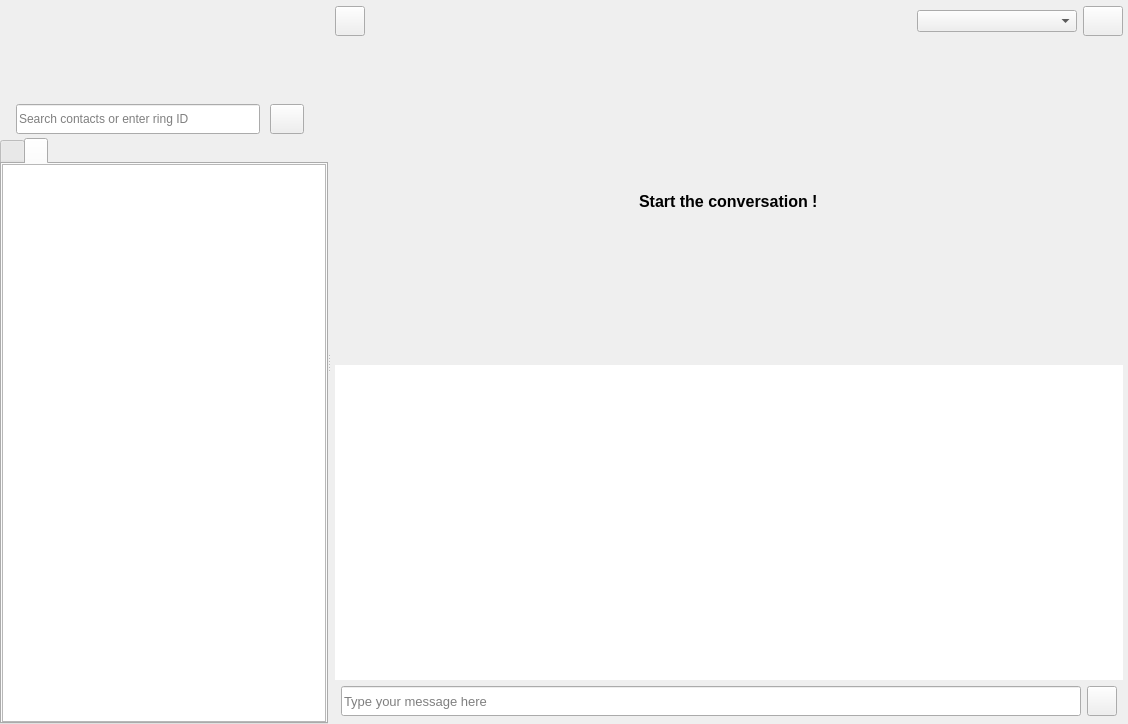
Above: callwidget.ui from savoirfairelinux/jami-client-windows before the change. Below: the same form after it.
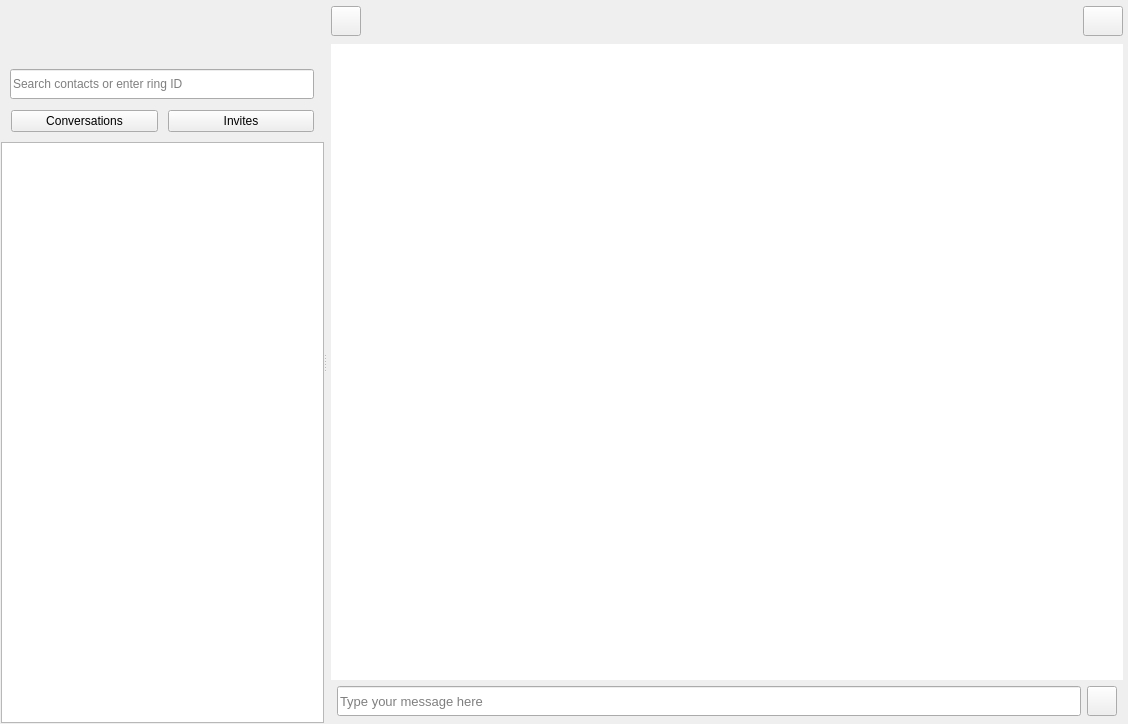
That is the form after the change. The open tabs and pages were chosen to show the change. Icons and pictures are not drawn. Custom widgets are drawn as their Qt base class.

Commit message: smartlist/chat view: implement new lrc api

Patch:
```diff
--- a/callwidget.ui
+++ b/callwidget.ui
@@ -112,7 +112,7 @@
           <number>0</number>
          </property>
          <item row="0" column="0">
-          <layout class="QVBoxLayout" name="verticalLayout_2" stretch="3,1,18">
+          <layout class="QVBoxLayout" name="verticalLayout_2" stretch="0,0,0">
            <property name="spacing">
             <number>0</number>
            </property>
@@ -122,7 +122,7 @@
            <item>
             <widget class="CurrentAccountWidget" name="currentAccountWidget" native="true">
              <property name="sizePolicy">
-              <sizepolicy hsizetype="MinimumExpanding" vsizetype="MinimumExpanding">
+              <sizepolicy hsizetype="MinimumExpanding" vsizetype="Fixed">
                <horstretch>0</horstretch>
                <verstretch>0</verstretch>
               </sizepolicy>
@@ -130,23 +130,32 @@
              <property name="minimumSize">
               <size>
                <width>0</width>
-               <height>100</height>
+               <height>60</height>
               </size>
              </property>
             </widget>
            </item>
            <item>
             <widget class="QWidget" name="selectBar" native="true">
+             <property name="sizePolicy">
+              <sizepolicy hsizetype="Maximum" vsizetype="MinimumExpanding">
+               <horstretch>0</horstretch>
+               <verstretch>0</verstretch>
+              </sizepolicy>
+             </property>
              <property name="maximumSize">
               <size>
-               <width>324</width>
-               <height>16777215</height>
+               <width>332</width>
+               <height>48</height>
               </size>
              </property>
-             <layout class="QHBoxLayout" name="horizontalLayout_4">
+             <layout class="QHBoxLayout" name="_2" stretch="0,0,0">
               <property name="spacing">
                <number>0</number>
               </property>
+              <property name="sizeConstraint">
+               <enum>QLayout::SetDefaultConstraint</enum>
+              </property>
               <property name="leftMargin">
                <number>0</number>
               </property>
@@ -169,7 +178,7 @@
                 </property>
                 <property name="sizeHint" stdset="0">
                  <size>
-                  <width>16</width>
+                  <width>10</width>
                   <height>38</height>
                  </size>
                 </property>
@@ -181,14 +190,14 @@
                  <bool>true</bool>
                 </property>
                 <property name="sizePolicy">
-                 <sizepolicy hsizetype="Fixed" vsizetype="Fixed">
+                 <sizepolicy hsizetype="Expanding" vsizetype="Fixed">
                   <horstretch>0</horstretch>
                   <verstretch>0</verstretch>
                  </sizepolicy>
                 </property>
                 <property name="minimumSize">
                  <size>
-                  <width>244</width>
+                  <width>266</width>
                   <height>30</height>
                  </size>
                 </property>
@@ -220,42 +229,6 @@
                 </property>
                </widget>
               </item>
-              <item>
-               <spacer name="horizontalSpacer_3">
-                <property name="orientation">
-                 <enum>Qt::Horizontal</enum>
-                </property>
-                <property name="sizeType">
-                 <enum>QSizePolicy::Fixed</enum>
-                </property>
-                <property name="sizeHint" stdset="0">
-                 <size>
-                  <width>10</width>
-                  <height>20</height>
-                 </size>
-                </property>
-               </spacer>
-              </item>
-              <item>
-               <widget class="QPushButton" name="searchBtn">
-                <property name="minimumSize">
-                 <size>
-                  <width>30</width>
-                  <height>30</height>
-                 </size>
-                </property>
-                <property name="toolTip">
-                 <string>search button</string>
-                </property>
-                <property name="text">
-                 <string/>
-                </property>
-                <property name="icon">
-                 <iconset resource="ressources.qrc">
-                  <normaloff>:/images/icons/ic_search_black_18dp_2x.png</normaloff>:/images/icons/ic_search_black_18dp_2x.png</iconset>
-                </property>
-               </widget>
-              </item>
               <item>
                <spacer name="horizontalSpacer_2">
                 <property name="orientation">
@@ -266,8 +239,8 @@
                 </property>
                 <property name="sizeHint" stdset="0">
                  <size>
-                  <width>20</width>
-                  <height>20</height>
+                  <width>10</width>
+                  <height>38</height>
                  </size>
                 </property>
                </spacer>
@@ -276,150 +249,73 @@
             </widget>
            </item>
            <item>
-            <layout class="QVBoxLayout" name="verticalLayout_5" stretch="0">
-             <property name="spacing">
-              <number>0</number>
-             </property>
-             <property name="leftMargin">
-              <number>0</number>
-             </property>
-             <property name="topMargin">
-              <number>0</number>
-             </property>
-             <property name="bottomMargin">
-              <number>0</number>
-             </property>
-             <item>
-              <widget class="QTabWidget" name="mainTabMenu">
-               <property name="sizePolicy">
-                <sizepolicy hsizetype="MinimumExpanding" vsizetype="MinimumExpanding">
-                 <horstretch>0</horstretch>
-                 <verstretch>0</verstretch>
-                </sizepolicy>
-               </property>
-               <property name="minimumSize">
-                <size>
-                 <width>0</width>
-                 <height>0</height>
-                </size>
-               </property>
-               <property name="maximumSize">
-                <size>
-                 <width>16777215</width>
-                 <height>16777215</height>
-                </size>
-               </property>
-               <property name="toolTip">
-                <string/>
-               </property>
-               <property name="currentIndex">
-                <number>0</number>
-               </property>
-               <property name="iconSize">
-                <size>
-                 <width>24</width>
-                 <height>24</height>
-                </size>
-               </property>
-               <widget class="QWidget" name="mainTabMenuPage1">
-                <attribute name="icon">
-                 <iconset resource="ressources.qrc">
-                  <normaloff>:/images/icons/ic_chat_black_24dp_2x.png</normaloff>:/images/icons/ic_chat_black_24dp_2x.png</iconset>
-                </attribute>
-                <attribute name="title">
-                 <string/>
-                </attribute>
-                <attribute name="toolTip">
-                 <string>Conversations</string>
-                </attribute>
-                <layout class="QVBoxLayout" name="verticalLayout_6">
+            <widget class="QWidget" name="smartListWidget" native="true">
+             <layout class="QVBoxLayout" name="verticalLayout_5" stretch="0,0">
+              <property name="spacing">
+               <number>0</number>
+              </property>
+              <property name="leftMargin">
+               <number>1</number>
+              </property>
+              <property name="topMargin">
+               <number>1</number>
+              </property>
+              <property name="rightMargin">
+               <number>0</number>
+              </property>
+              <property name="bottomMargin">
+               <number>1</number>
+              </property>
+              <item>
+               <widget class="QWidget" name="conversationFilterWidget" native="true">
+                <layout class="QHBoxLayout" name="conversationFilterLayout">
                  <property name="spacing">
-                  <number>0</number>
+                  <number>10</number>
                  </property>
                  <property name="leftMargin">
-                  <number>0</number>
+                  <number>10</number>
                  </property>
                  <property name="topMargin">
-                  <number>0</number>
+                  <number>1</number>
                  </property>
                  <property name="rightMargin">
-                  <number>0</number>
+                  <number>10</number>
                  </property>
                  <property name="bottomMargin">
-                  <number>0</number>
+                  <number>10</number>
                  </property>
                  <item>
-                  <widget class="SmartList" name="smartList">
-                   <property name="minimumSize">
-                    <size>
-                     <width>324</width>
-                     <height>0</height>
-                    </size>
+                  <widget class="QPushButton" name="buttonConversations">
+                   <property name="toolTip">
+                    <string>Show conversations</string>
                    </property>
-                   <property name="mouseTracking">
-                    <bool>true</bool>
+                   <property name="text">
+                    <string>Conversations</string>
                    </property>
-                   <property name="indentation">
-                    <number>0</number>
-                   </property>
-                   <property name="headerHidden">
-                    <bool>true</bool>
-                   </property>
-                   <attribute name="headerMinimumSectionSize">
-                    <number>0</number>
-                   </attribute>
                   </widget>
                  </item>
-                </layout>
-               </widget>
-               <widget class="QWidget" name="mainTabMenuPage2">
-                <attribute name="icon">
-                 <iconset resource="ressources.qrc">
-                  <normaloff>:/images/icons/ic_person_add_black_24dp_2x.png</normaloff>:/images/icons/ic_person_add_black_24dp_2x.png</iconset>
-                </attribute>
-                <attribute name="title">
-                 <string/>
-                </attribute>
-                <attribute name="toolTip">
-                 <string>Contact requests</string>
-                </attribute>
-                <layout class="QVBoxLayout" name="verticalLayout_7">
-                 <property name="spacing">
-                  <number>0</number>
-                 </property>
-                 <property name="leftMargin">
-                  <number>0</number>
-                 </property>
-                 <property name="topMargin">
-                  <number>0</number>
-                 </property>
-                 <property name="rightMargin">
-                  <number>0</number>
-                 </property>
-                 <property name="bottomMargin">
-                  <number>0</number>
-                 </property>
                  <item>
-                  <widget class="ContactRequestListWidget" name="contactRequestList">
-                   <property name="styleSheet">
-                    <string notr="true"/>
+                  <widget class="QPushButton" name="buttonInvites">
+                   <property name="toolTip">
+                    <string>Show invites</string>
                    </property>
-                   <property name="rootIsDecorated">
-                    <bool>false</bool>
+                   <property name="text">
+                    <string>Invites</string>
                    </property>
-                   <attribute name="headerVisible">
-                    <bool>false</bool>
-                   </attribute>
-                   <attribute name="headerMinimumSectionSize">
-                    <number>0</number>
-                   </attribute>
                   </widget>
                  </item>
                 </layout>
                </widget>
-              </widget>
-             </item>
-            </layout>
+              </item>
+              <item>
+               <widget class="SmartListView" name="smartList">
+                <property name="autoScrollMargin">
+                 <number>16</number>
+                </property>
+               </widget>
+              </item>
+             </layout>
+            </widget>
            </item>
           </layout>
          </item>
@@ -1033,7 +929,7 @@
                  <verstretch>0</verstretch>
                 </sizepolicy>
                </property>
-               <layout class="QVBoxLayout" name="verticalLayout_12" stretch="1,25,25,1">
+               <layout class="QVBoxLayout" name="verticalLayout_12" stretch="1,25,1">
                 <property name="leftMargin">
                  <number>5</number>
                 </property>
@@ -1177,19 +1073,6 @@
                     </property>
                    </spacer>
                   </item>
-                  <item>
-                   <widget class="QComboBox" name="contactMethodComboBox">
-                    <property name="minimumSize">
-                     <size>
-                      <width>160</width>
-                      <height>0</height>
-                     </size>
-                    </property>
-                    <property name="toolTip">
-                     <string>Peer contact method selector</string>
-                    </property>
-                   </widget>
-                  </item>
                   <item>
                    <widget class="QPushButton" name="sendContactRequestPageButton">
                     <property name="sizePolicy">
@@ -1221,23 +1104,6 @@
                   </item>
                  </layout>
                 </item>
-                <item alignment="Qt::AlignHCenter|Qt::AlignVCenter">
-                 <widget class="QLabel" name="noMessagesLabel">
-                  <property name="enabled">
-                   <bool>true</bool>
-                  </property>
-                  <property name="font">
-                   <font>
-                    <pointsize>12</pointsize>
-                    <weight>75</weight>
-                    <bold>true</bold>
-                   </font>
-                  </property>
-                  <property name="text">
-                   <string>Start the conversation !</string>
-                  </property>
-                 </widget>
-                </item>
                 <item>
                  <widget class="QListView" name="listMessageView">
                   <property name="sizePolicy">
@@ -1918,9 +1784,9 @@
    <header>idlabel.h</header>
   </customwidget>
   <customwidget>
-   <class>SmartList</class>
-   <extends>QTreeView</extends>
-   <header>smartlist.h</header>
+   <class>SmartListView</class>
+   <extends>QListView</extends>
+   <header>smartlistview.h</header>
   </customwidget>
   <customwidget>
    <class>SendContactRequestWidget</class>
@@ -1940,11 +1806,6 @@
    <header>contactrequestwidget.h</header>
    <container>1</container>
   </customwidget>
-  <customwidget>
-   <class>ContactRequestListWidget</class>
-   <extends>QTreeView</extends>
-   <header>contactrequestlistwidget.h</header>
-  </customwidget>
  </customwidgets>
  <resources>
   <include location="ressources.qrc"/>
```
Left out of the diff: 5 changed lines with no effect on the pictures. The commit also changes 51 other files.
